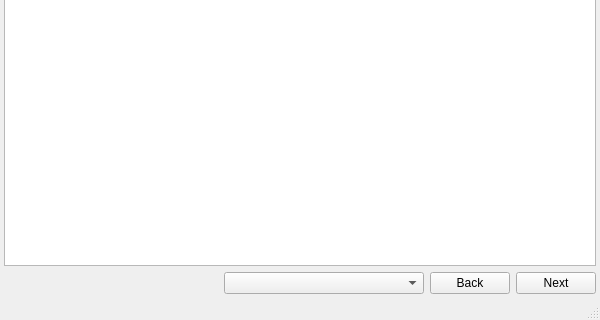
This is mainwindow.ui in robertpharries/Bible as Qt 5 draws it before an edit; both pictures show x 0 to 600 and y 380 to 700 of the 600 by 700 pixel window. The edited form follows.
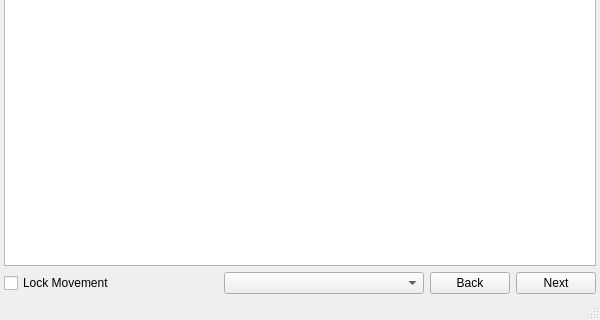
This is the edited form.

Commit message: Added line following on aother windows. Added lock state checkbox to stop movement commands from another window

The edit to the form file:
```diff
--- a/mainwindow.ui
+++ b/mainwindow.ui
@@ -47,20 +47,11 @@
       <item>
        <layout class="QHBoxLayout" name="horizontalLayout_2">
         <item>
-         <spacer name="horizontalSpacer">
-          <property name="orientation">
-           <enum>Qt::Horizontal</enum>
+         <widget class="QCheckBox" name="lockMove">
+          <property name="text">
+           <string>Lock Movement</string>
           </property>
-          <property name="sizeType">
-           <enum>QSizePolicy::MinimumExpanding</enum>
-          </property>
-          <property name="sizeHint" stdset="0">
-           <size>
-            <width>40</width>
-            <height>20</height>
-           </size>
-          </property>
-         </spacer>
+         </widget>
         </item>
         <item>
          <widget class="QComboBox" name="bookSelector">
```
The commit also changes 4 other files.
